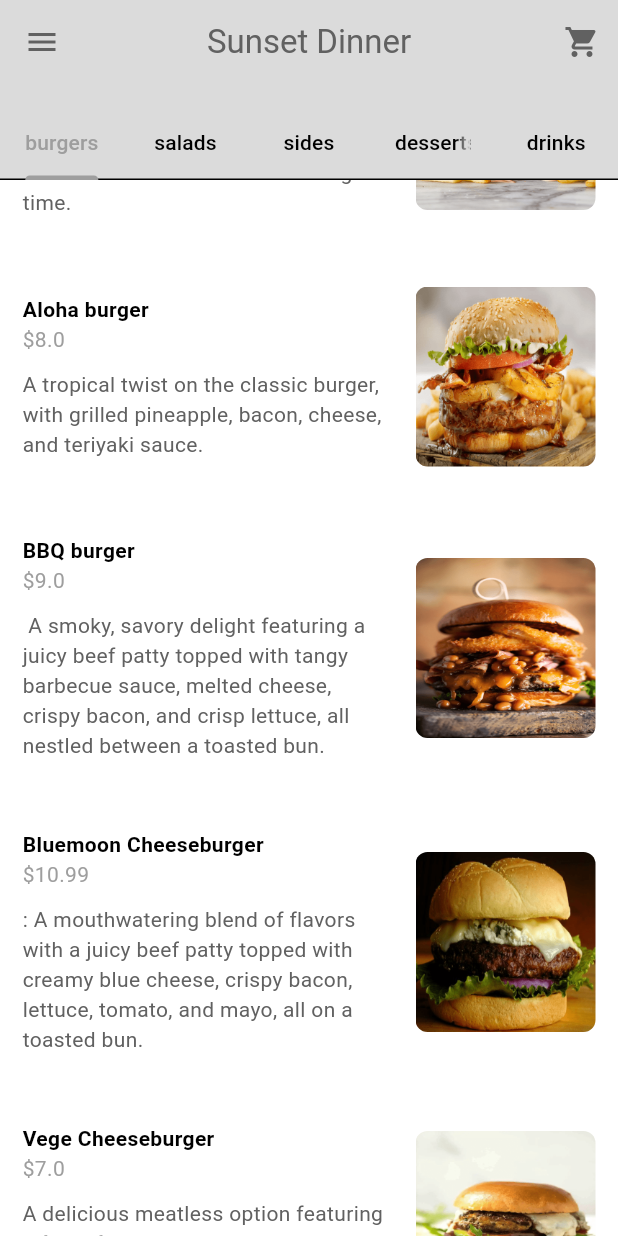
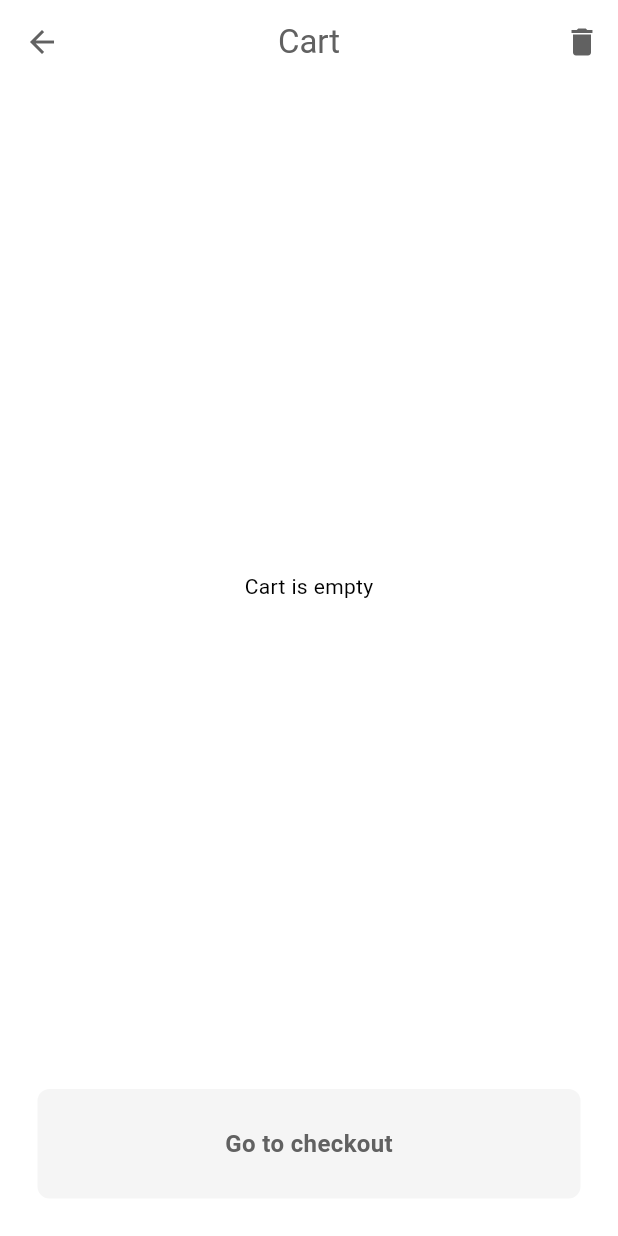
Before and after one commit to AnishBaaka/FoodDeliveringApp, a Flutter app: the HomePage screen opened directly, scrolled down 340 dp, after a tap on the "shopping cart" icon, on a phone screen of 412 x 824 dp. Run offline on Flutter 3.47's test engine with Material 3 defaults, Android fonts, the phone set to English and light mode, and no system bars; our stand-ins replace flutter_credit_card.

Commit message:
Added myCartTile, myQuantitySelector,cartItem,cartPage,paymentPage

```diff
--- a/lib/components/my_silver_app_bar.dart
+++ b/lib/components/my_silver_app_bar.dart
@@ -1,4 +1,5 @@
 import 'package:flutter/material.dart';
+import 'package:newfood/pages/cart_page.dart';
 
 class MySilverAppBar extends StatelessWidget {
   final Widget child;
@@ -20,7 +21,14 @@ class MySilverAppBar extends StatelessWidget {
       actions: [
         //cart button
         IconButton(
-          onPressed: () {},
+          onPressed: () {
+            //go to cart page
+            Navigator.push(
+                context,
+                MaterialPageRoute(
+                  builder: (context) => CartPage(),
+                ));
+          },
           icon: const Icon(
             Icons.shopping_cart,
           ),
--- /dev/null
+++ b/lib/models/cart_item.dart
@@ -0,0 +1,19 @@
+import 'package:newfood/models/food.dart';
+
+class CartItem {
+  Food food;
+  List<Addon> selectedAddons;
+  int quantity;
+
+  CartItem({
+    required this.food,
+    required this.selectedAddons,
+    this.quantity = 1,
+  });
+
+  double get totalPrice {
+    double addonsPrice =
+        selectedAddons.fold(0, (sum, addon) => sum + addon.price);
+    return (food.price + addonsPrice) * quantity;
+  }
+}
--- a/lib/models/food.dart
+++ b/lib/models/food.dart
@@ -5,7 +5,7 @@ class Food {
   final String imagePath;       //lib/images/cheese_burger.png
   final double price;           //$4.99
   final FoodCategory category;  //burger
-  List<Addons> availableAddons; //[extra cheese,sauce,patty]
+  List<Addon> availableAddons; //[extra cheese,sauce,patty]
 
   Food({
     required this.name,
@@ -27,11 +27,11 @@ enum FoodCategory {
 }
 
 //food addons
-class Addons {
+class Addon {
   String name;
   double price;
 
-  Addons({
+  Addon({
     required this.name,
     required this.price,
   });
--- a/lib/models/restaurant.dart
+++ b/lib/models/restaurant.dart
@@ -1,4 +1,6 @@
+import "package:collection/collection.dart";
 import "package:flutter/material.dart";
+import "package:newfood/models/cart_item.dart";
 
 import "food.dart";
 
@@ -14,9 +16,9 @@ class Restaurant extends ChangeNotifier {
       price: 9.99,
       category: FoodCategory.burgers,
       availableAddons: [
-        Addons(name: "Extra cheese", price: 0.99),
-        Addons(name: "Bacon", price: 1.99),
-        Addons(name: "Avocado", price: 2.99),
+        Addon(name: "Extra cheese", price: 0.99),
+        Addon(name: "Bacon", price: 1.99),
+        Addon(name: "Avocado", price: 2.99),
       ],
     ),
     Food(
@@ -27,9 +29,9 @@ class Restaurant extends ChangeNotifier {
       price: 8,
       category: FoodCategory.burgers,
       availableAddons: [
-        Addons(name: "Extra cheese", price: 2),
-        Addons(name: "Bacon", price: 4),
-        Addons(name: "Bun", price: 5),
+        Addon(name: "Extra cheese", price: 2),
+        Addon(name: "Bacon", price: 4),
+        Addon(name: "Bun", price: 5),
       ],
     ),
     Food(
@@ -40,9 +42,9 @@ class Restaurant extends ChangeNotifier {
       price: 9,
       category: FoodCategory.burgers,
       availableAddons: [
-        Addons(name: "Extra BBQ sauce", price: .9),
-        Addons(name: "cheese", price: 1.99),
-        Addons(name: "Beef patty", price: 2.99),
+        Addon(name: "Extra BBQ sauce", price: .9),
+        Addon(name: "cheese", price: 1.99),
+        Addon(name: "Beef patty", price: 2.99),
       ],
     ),
     Food(
@@ -53,9 +55,9 @@ class Restaurant extends ChangeNotifier {
       price: 10.99,
       category: FoodCategory.burgers,
       availableAddons: [
-        Addons(name: "Extra blue cheese", price: 0.99),
-        Addons(name: "Lettuce", price: 1.99),
-        Addons(name: "Mayo", price: 2.99),
+        Addon(name: "Extra blue cheese", price: 0.99),
+        Addon(name: "Lettuce", price: 1.99),
+        Addon(name: "Mayo", price: 2.99),
       ],
     ),
     Food(
@@ -66,9 +68,9 @@ class Restaurant extends ChangeNotifier {
       price: 7,
       category: FoodCategory.burgers,
       availableAddons: [
-        Addons(name: "Extra cheese", price: 0.99),
-        Addons(name: "Tomato", price: 1.99),
-        Addons(name: "Patty", price: 2.99),
+        Addon(name: "Extra cheese", price: 0.99),
+        Addon(name: "Tomato", price: 1.99),
+        Addon(name: "Patty", price: 2.99),
       ],
     ),
     //salads
@@ -80,9 +82,9 @@ class Restaurant extends ChangeNotifier {
       price: 0.99,
       category: FoodCategory.salads,
       availableAddons: [
-        Addons(name: "Extra cheese", price: 0.99),
-        Addons(name: "Bacon", price: 1.99),
-        Addons(name: "Avocado", price: 2.99),
+        Addon(name: "Extra cheese", price: 0.99),
+        Addon(name: "Bacon", price: 1.99),
+        Addon(name: "Avocado", price: 2.99),
       ],
     ),
     Food(
@@ -93,9 +95,9 @@ class Restaurant extends ChangeNotifier {
       price: 0.99,
       category: FoodCategory.salads,
       availableAddons: [
-        Addons(name: "Extra cheese", price: 0.99),
-        Addons(name: "Bacon", price: 1.99),
-        Addons(name: "Avocado", price: 2.99),
+        Addon(name: "Extra cheese", price: 0.99),
+        Addon(name: "Bacon", price: 1.99),
+        Addon(name: "Avocado", price: 2.99),
       ],
     ),
     Food(
@@ -106,9 +108,9 @@ class Restaurant extends ChangeNotifier {
       price: 0.99,
       category: FoodCategory.salads,
       availableAddons: [
-        Addons(name: "Extra cheese", price: 0.99),
-        Addons(name: "Bacon", price: 1.99),
-        Addons(name: "Avocado", price: 2.99),
+        Addon(name: "Extra cheese", price: 0.99),
+        Addon(name: "Bacon", price: 1.99),
+        Addon(name: "Avocado", price: 2.99),
       ],
     ),
     Food(
@@ -119,9 +121,9 @@ class Restaurant extends ChangeNotifier {
       price: 0.99,
       category: FoodCategory.salads,
       availableAddons: [
-        Addons(name: "Extra cheese", price: 0.99),
-        Addons(name: "Bacon", price: 1.99),
-        Addons(name: "Avocado", price: 2.99),
+        Addon(name: "Extra cheese", price: 0.99),
+        Addon(name: "Bacon", price: 1.99),
+        Addon(name: "Avocado", price: 2.99),
       ],
     ),
     Food(
@@ -132,9 +134,9 @@ class Restaurant extends ChangeNotifier {
       price: 0.99,
       category: FoodCategory.salads,
       availableAddons: [
-        Addons(name: "Extra cheese", price: 0.99),
-        Addons(name: "Bacon", price: 1.99),
-        Addons(name: "Avocado", price: 2.99),
+        Addon(name: "Extra cheese", price: 0.99),
+        Addon(name: "Bacon", price: 1.99),
+        Addon(name: "Avocado", price: 2.99),
       ],
     ),
 
@@ -147,9 +149,9 @@ class Restaurant extends ChangeNotifier {
       price: 0.99,
       category: FoodCategory.sides,
       availableAddons: [
-        Addons(name: "Extra cheese", price: 0.99),
-        Addons(name: "Bacon", price: 1.99),
-        Addons(name: "Avocado", price: 2.99),
+        Addon(name: "Extra cheese", price: 0.99),
+        Addon(name: "Bacon", price: 1.99),
+        Addon(name: "Avocado", price: 2.99),
       ],
     ),
     Food(
@@ -160,9 +162,9 @@ class Restaurant extends ChangeNotifier {
       price: 0.99,
       category: FoodCategory.sides,
       availableAddons: [
-        Addons(name: "Extra cheese", price: 0.99),
-        Addons(name: "Bacon", price: 1.99),
-        Addons(name: "Avocado", price: 2.99),
+        Addon(name: "Extra cheese", price: 0.99),
+        Addon(name: "Bacon", price: 1.99),
+        Addon(name: "Avocado", price: 2.99),
       ],
     ),
     Food(
@@ -173,9 +175,9 @@ class Restaurant extends ChangeNotifier {
       price: 0.99,
       category: FoodCategory.sides,
       availableAddons: [
-        Addons(name: "Extra cheese", price: 0.99),
-        Addons(name: "Bacon", price: 1.99),
-        Addons(name: "Avocado", price: 2.99),
+        Addon(name: "Extra cheese", price: 0.99),
+        Addon(name: "Bacon", price: 1.99),
+        Addon(name: "Avocado", price: 2.99),
       ],
     ),
     Food(
@@ -186,9 +188,9 @@ class Restaurant extends ChangeNotifier {
       price: 0.99,
       category: FoodCategory.sides,
       availableAddons: [
-        Addons(name: "Extra cheese", price: 0.99),
-        Addons(name: "Bacon", price: 1.99),
-        Addons(name: "Avocado", price: 2.99),
+        Addon(name: "Extra cheese", price: 0.99),
+        Addon(name: "Bacon", price: 1.99),
+        Addon(name: "Avocado", price: 2.99),
       ],
     ),
     Food(
@@ -199,9 +201,9 @@ class Restaurant extends ChangeNotifier {
       price: 0.99,
       category: FoodCategory.sides,
       availableAddons: [
-        Addons(name: "Extra cheese", price: 0.99),
-        Addons(name: "Bacon", price: 1.99),
-        Addons(name: "Avocado", price: 2.99),
+        Addon(name: "Extra cheese", price: 0.99),
+        Addon(name: "Bacon", price: 1.99),
+        Addon(name: "Avocado", price: 2.99),
       ],
     ),
     //deserts
@@ -213,9 +215,9 @@ class Restaurant extends ChangeNotifier {
       price: 0.99,
       category: FoodCategory.desserts,
       availableAddons: [
-        Addons(name: "Extra cheese", price: 0.99),
-        Addons(name: "Bacon", price: 1.99),
-        Addons(name: "Avocado", price: 2.99),
+        Addon(name: "Extra cheese", price: 0.99),
+        Addon(name: "Bacon", price: 1.99),
+        Addon(name: "Avocado", price: 2.99),
       ],
     ),
     Food(
@@ -226,9 +228,9 @@ class Restaurant extends ChangeNotifier {
       price: 0.99,
       category: FoodCategory.desserts,
       availableAddons: [
-        Addons(name: "Extra cheese", price: 0.99),
-        Addons(name: "Bacon", price: 1.99),
-        Addons(name: "Avocado", price: 2.99),
+        Addon(name: "Extra cheese", price: 0.99),
+        Addon(name: "Bacon", price: 1.99),
+        Addon(name: "Avocado", price: 2.99),
       ],
     ),
     Food(
@@ -239,9 +241,9 @@ class Restaurant extends ChangeNotifier {
       price: 0.99,
       category: FoodCategory.desserts,
       availableAddons: [
-        Addons(name: "Extra cheese", price: 0.99),
-        Addons(name: "Bacon", price: 1.99),
-        Addons(name: "Avocado", price: 2.99),
+        Addon(name: "Extra cheese", price: 0.99),
+        Addon(name: "Bacon", price: 1.99),
+        Addon(name: "Avocado", price: 2.99),
       ],
     ),
     Food(
@@ -252,9 +254,9 @@ class Restaurant extends ChangeNotifier {
       price: 0.99,
       category: FoodCategory.desserts,
       availableAddons: [
-        Addons(name: "Extra cheese", price: 0.99),
-        Addons(name: "Bacon", price: 1.99),
-        Addons(name: "Avocado", price: 2.99),
+        Addon(name: "Extra cheese", price: 0.99),
+        Addon(name: "Bacon", price: 1.99),
+        Addon(name: "Avocado", price: 2.99),
       ],
     ),
     Food(
@@ -265,9 +267,9 @@ class Restaurant extends ChangeNotifier {
       price: 0.99,
       category: FoodCategory.desserts,
       availableAddons: [
-        Addons(name: "Extra cheese", price: 0.99),
-        Addons(name: "Bacon", price: 1.99),
-        Addons(name: "Avocado", price: 2.99),
+        Addon(name: "Extra cheese", price: 0.99),
+        Addon(name: "Bacon", price: 1.99),
+        Addon(name: "Avocado", price: 2.99),
       ],
     ),
     //drinks
@@ -279,9 +281,9 @@ class Restaurant extends ChangeNotifier {
       price: 0.99,
       category: FoodCategory.drinks,
       availableAddons: [
-        Addons(name: "Extra cheese", price: 0.99),
-        Addons(name: "Bacon", price: 1.99),
-        Addons(name: "Avocado", price: 2.99),
+        Addon(name: "Extra cheese", price: 0.99),
+        Addon(name: "Bacon", price: 1.99),
+        Addon(name: "Avocado", price: 2.99),
       ],
     ),
     Food(
@@ -292,9 +294,9 @@ class Restaurant extends ChangeNotifier {
       price: 0.99,
       category: FoodCategory.drinks,
       availableAddons: [
-        Addons(name: "Extra cheese", price: 0.99),
-        Addons(name: "Bacon", price: 1.99),
-        Addons(name: "Avocado", price: 2.99),
+        Addon(name: "Extra cheese", price: 0.99),
+        Addon(name: "Bacon", price: 1.99),
+        Addon(name: "Avocado", price: 2.99),
       ],
     ),
     Food(
@@ -305,9 +307,9 @@ class Restaurant extends ChangeNotifier {
       price: 0.99,
       category: FoodCategory.drinks,
       availableAddons: [
-        Addons(name: "Extra cheese", price: 0.99),
-        Addons(name: "Bacon", price: 1.99),
-        Addons(name: "Avocado", price: 2.99),
+        Addon(name: "Extra cheese", price: 0.99),
+        Addon(name: "Bacon", price: 1.99),
+        Addon(name: "Avocado", price: 2.99),
       ],
     ),
     Food(
@@ -318,9 +320,9 @@ class Restaurant extends ChangeNotifier {
       price: 0.99,
       category: FoodCategory.drinks,
       availableAddons: [
-        Addons(name: "Extra cheese", price: 0.99),
-        Addons(name: "Bacon", price: 1.99),
-        Addons(name: "Avocado", price: 2.99),
+        Addon(name: "Extra cheese", price: 0.99),
+        Addon(name: "Bacon", price: 1.99),
+        Addon(name: "Avocado", price: 2.99),
       ],
     ),
     Food(
@@ -331,9 +333,9 @@ class Restaurant extends ChangeNotifier {
       price: 0.99,
       category: FoodCategory.drinks,
       availableAddons: [
-        Addons(name: "Extra cheese", price: 0.99),
-        Addons(name: "Bacon", price: 1.99),
-        Addons(name: "Avocado", price: 2.99),
+        Addon(name: "Extra cheese", price: 0.99),
+        Addon(name: "Bacon", price: 1.99),
+        Addon(name: "Avocado", price: 2.99),
       ],
     ),
   ];
@@ -344,21 +346,89 @@ class Restaurant extends ChangeNotifier {
 
   */
   List<Food> get menu => _menu;
+  List<CartItem> get cart => _cart;
 
   /*
 
   OPERATIONS
 
+
   */
+  //user cart
+  final List<CartItem> _cart = [];
+
   //add to cart
+  void addToCart(Food food, List<Addon> selectedAddon) {
+    //see if there is a cart item already with the same food and selected Addon
+    CartItem? cartItem = _cart.firstWhereOrNull((item) {
+      //check if the food items are the same
+      bool isSameFood = item.food == food;
+
+      //check if the list of selcted Addon are the same
+      bool isSameAddon =
+          const ListEquality().equals(item.selectedAddons, selectedAddon);
+      return isSameFood && isSameAddon;
+    });
+    if (cartItem != null) {
+      cartItem.quantity++;
+    }
+
+    //otherwise add a new cart item
+    else {
+      _cart.add(
+        CartItem(
+          food: food,
+          selectedAddons: selectedAddon,
+        ),
+      );
+    }
+    notifyListeners();
+  }
 
   //remove from the cart
+  void removeFromCart(CartItem cartItem) {
+    int cartIndex = _cart.indexOf(cartItem);
+
+    if (cartIndex != 1) {
+      if (_cart[cartIndex].quantity > 1) {
+        _cart[cartIndex].quantity--;
+      } else {
+        _cart.removeAt(cartIndex);
+      }
+    }
+    notifyListeners();
+  }
 
   //get total price of cart
+  double getTotalPrice() {
+    double total = 0.0;
+
+    for (CartItem cartItem in _cart) {
+      double itemTotal = cartItem.food.price;
+
+      for (Addon addon in cartItem.selectedAddons) {
+        itemTotal += addon.price;
+      }
+      total += itemTotal * cartItem.quantity;
+    }
+    return total;
+  }
 
   //get total number of items in cart
+  int getTotalItemCount() {
+    int totalItemCount = 0;
+
+    for (CartItem cartItem in _cart) {
+      totalItemCount += cartItem.quantity;
+    }
+    return totalItemCount;
+  }
 
   //clear the cart
+  void clearCart() {
+    _cart.clear();
+    notifyListeners();
+  }
 
   /*
 
--- /dev/null
+++ b/lib/pages/cart_page.dart
@@ -0,0 +1,102 @@
+import 'package:flutter/material.dart';
+import 'package:newfood/components/my_button.dart';
+import 'package:newfood/components/my_cart_tile.dart';
+import 'package:newfood/models/restaurant.dart';
+import 'package:newfood/pages/payment_page.dart';
+import 'package:provider/provider.dart';
+
+class CartPage extends StatelessWidget {
+  const CartPage({super.key});
+
+  @override
+  Widget build(BuildContext context) {
+    return Consumer<Restaurant>(
+      builder: (context, restaurant, child) {
+        //cart
+        final userCart = restaurant.cart;
+
+        //scaffold UI
+        return Scaffold(
+          appBar: AppBar(
+            title: const Text("Cart"),
+            centerTitle: true,
+            backgroundColor: Colors.transparent,
+            foregroundColor: Theme.of(context).colorScheme.inversePrimary,
+            actions: [
+              //clear cart button
+              IconButton(
+                onPressed: () {
+                  showDialog(
+                    context: context,
+                    builder: (context) => AlertDialog(
+                      title: const Text("Are you sure you want to clear cart?"),
+                      actions: [
+                        //cancel button
+                        TextButton(
+                          onPressed: () {
+                            Navigator.pop(context);
+                          },
+                          child: const Text("Cancel"),
+                        ),
+                        //yes button
+                        TextButton(
+                          onPressed: () {
+                            Navigator.pop(context);
+                            restaurant.clearCart();
+                          },
+                          child: const Text("Yes"),
+                        ),
+                      ],
+                    ),
+                  );
+                },
+                icon: const Icon(Icons.delete),
+              ),
+            ],
+          ),
+          body: Column(
+            children: [
+              //list of cart
+              Expanded(
+                child: Column(
+                  children: [
+                    userCart.isEmpty
+                        ? const Expanded(
+                            child: Center(
+                              child: Text("Cart is empty"),
+                            ),
+                          )
+                        : Expanded(
+                            child: ListView.builder(
+                                itemCount: userCart.length,
+                                itemBuilder: (context, index) {
+                                  //get individual cart item
+                                  final cartItem = userCart[index];
+
+                                  //return  cart tile ui
+                                  return MyCartTile(cartItem: cartItem);
+                                }),
+                          )
+                  ],
+                ),
+              ),
+              //button to pay
+              MyButton(
+                  text: "Go to checkout",
+                  onTap: () {
+                    Navigator.push(
+                        context,
+                        MaterialPageRoute(
+                          builder: (context) => const PaymentPage(),
+                        ));
+                  }),
+              const SizedBox(
+                height: 25,
+              ),
+            ],
+          ),
+        );
+      },
+    );
+  }
+}
--- a/lib/pages/home_page.dart
+++ b/lib/pages/home_page.dart
@@ -19,6 +19,7 @@ class HomePage extends StatefulWidget {
 
 class _HomePageState extends State<HomePage>
     with SingleTickerProviderStateMixin {
+
   //tab controller
   late TabController _tabController;
 
--- a/pubspec.yaml
+++ b/pubspec.yaml
@@ -36,6 +36,8 @@ dependencies:
   # Use with the CupertinoIcons class for iOS style icons.
   cupertino_icons: ^1.0.2
   provider: ^6.1.2
+  collection: ^1.18.0
+  flutter_credit_card: ^4.0.1
 
 dev_dependencies:
   flutter_test:
```
Also changed, not shown: lib/components/my_cart_tile.dart (added, +122 -0 lines), lib/components/my_quantity_selector.dart (added, +64 -0 lines), lib/pages/food_page.dart (+25 -4 lines), lib/pages/payment_page.dart (added, +109 -0 lines), pubspec.lock.
